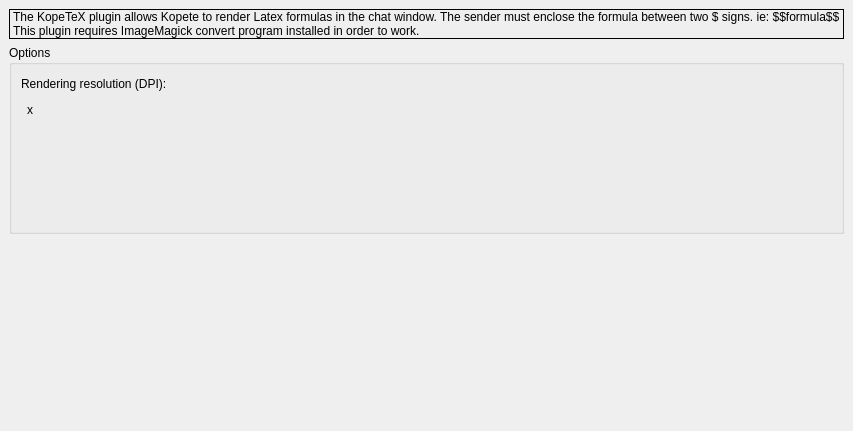
The window that plugins/latex/latexprefsbase.ui (KDE/kopete) describes before a commit, drawn with Qt 5.
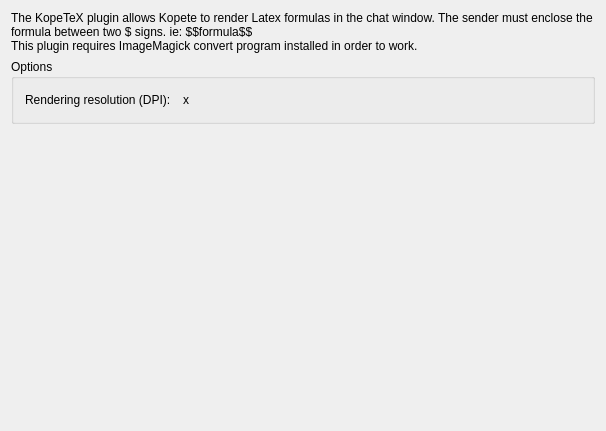
The same window after the commit. Custom widgets are drawn as their Qt base class.

The edit to the form file:
```diff
--- a/plugins/latex/latexprefsbase.ui
+++ b/plugins/latex/latexprefsbase.ui
@@ -11,30 +11,18 @@
    </rect>
   </property>
   <layout class="QVBoxLayout" >
-   <property name="spacing" >
-    <number>6</number>
-   </property>
-   <property name="leftMargin" >
-    <number>9</number>
-   </property>
-   <property name="topMargin" >
-    <number>9</number>
-   </property>
-   <property name="rightMargin" >
-    <number>9</number>
-   </property>
-   <property name="bottomMargin" >
-    <number>9</number>
-   </property>
    <item>
     <widget class="QLabel" name="textLabel1" >
      <property name="frameShape" >
-      <enum>QFrame::Box</enum>
+      <enum>QFrame::NoFrame</enum>
      </property>
      <property name="text" >
       <string>The KopeTeX plugin allows Kopete to render Latex formulas in the chat window. The sender must enclose the formula between two $ signs. ie: $$formula$$
 This plugin requires ImageMagick convert program installed in order to work.</string>
      </property>
+     <property name="wordWrap" >
+      <bool>true</bool>
+     </property>
     </widget>
    </item>
    <item>
@@ -42,42 +30,16 @@
      <property name="title" >
       <string>Options</string>
      </property>
-     <layout class="QGridLayout" >
-      <property name="leftMargin" >
-       <number>9</number>
-      </property>
-      <property name="topMargin" >
-       <number>9</number>
-      </property>
-      <property name="rightMargin" >
-       <number>9</number>
-      </property>
-      <property name="bottomMargin" >
-       <number>9</number>
-      </property>
-      <property name="horizontalSpacing" >
-       <number>6</number>
-      </property>
-      <property name="verticalSpacing" >
-       <number>6</number>
-      </property>
-      <item row="1" column="0" >
+     <layout class="QHBoxLayout" >
+      <item>
+       <widget class="QLabel" name="textLabel2" >
+        <property name="text" >
+         <string>Rendering resolution (DPI):</string>
+        </property>
+       </widget>
+      </item>
+      <item>
        <layout class="QHBoxLayout" >
-        <property name="spacing" >
-         <number>6</number>
-        </property>
-        <property name="leftMargin" >
-         <number>0</number>
-        </property>
-        <property name="topMargin" >
-         <number>0</number>
-        </property>
-        <property name="rightMargin" >
-         <number>0</number>
-        </property>
-        <property name="bottomMargin" >
-         <number>0</number>
-        </property>
         <item>
          <widget class="KIntNumInput" name="horizontalDPI" />
         </item>
@@ -91,82 +53,21 @@
         <item>
          <widget class="KIntNumInput" name="verticalDPI" />
         </item>
-        <item>
-         <spacer>
-          <property name="orientation" >
-           <enum>Qt::Horizontal</enum>
-          </property>
-          <property name="sizeType" >
-           <enum>QSizePolicy::Expanding</enum>
-          </property>
-          <property name="sizeHint" >
-           <size>
-            <width>220</width>
-            <height>20</height>
-           </size>
-          </property>
-         </spacer>
-        </item>
        </layout>
       </item>
-      <item row="2" column="0" >
+      <item>
        <spacer>
         <property name="orientation" >
-         <enum>Qt::Vertical</enum>
-        </property>
-        <property name="sizeType" >
-         <enum>QSizePolicy::Expanding</enum>
+         <enum>Qt::Horizontal</enum>
         </property>
         <property name="sizeHint" >
          <size>
-          <width>447</width>
-          <height>18</height>
+          <width>40</width>
+          <height>20</height>
          </size>
         </property>
        </spacer>
       </item>
-      <item row="0" column="0" >
-       <layout class="QHBoxLayout" >
-        <property name="spacing" >
-         <number>6</number>
-        </property>
-        <property name="leftMargin" >
-         <number>0</number>
-        </property>
-        <property name="topMargin" >
-         <number>0</number>
-        </property>
-        <property name="rightMargin" >
-         <number>0</number>
-        </property>
-        <property name="bottomMargin" >
-         <number>0</number>
-        </property>
-        <item>
-         <widget class="QLabel" name="textLabel2" >
-          <property name="text" >
-           <string>Rendering resolution (DPI):</string>
-          </property>
-         </widget>
-        </item>
-        <item>
-         <spacer>
-          <property name="orientation" >
-           <enum>Qt::Horizontal</enum>
-          </property>
-          <property name="sizeType" >
-           <enum>QSizePolicy::Expanding</enum>
-          </property>
-          <property name="sizeHint" >
-           <size>
-            <width>280</width>
-            <height>20</height>
-           </size>
-          </property>
-         </spacer>
-        </item>
-       </layout>
-      </item>
      </layout>
     </widget>
    </item>
@@ -175,13 +76,10 @@
      <property name="orientation" >
       <enum>Qt::Vertical</enum>
      </property>
-     <property name="sizeType" >
-      <enum>QSizePolicy::Expanding</enum>
-     </property>
      <property name="sizeHint" >
       <size>
-       <width>491</width>
-       <height>16</height>
+       <width>20</width>
+       <height>40</height>
       </size>
      </property>
     </spacer>
```
